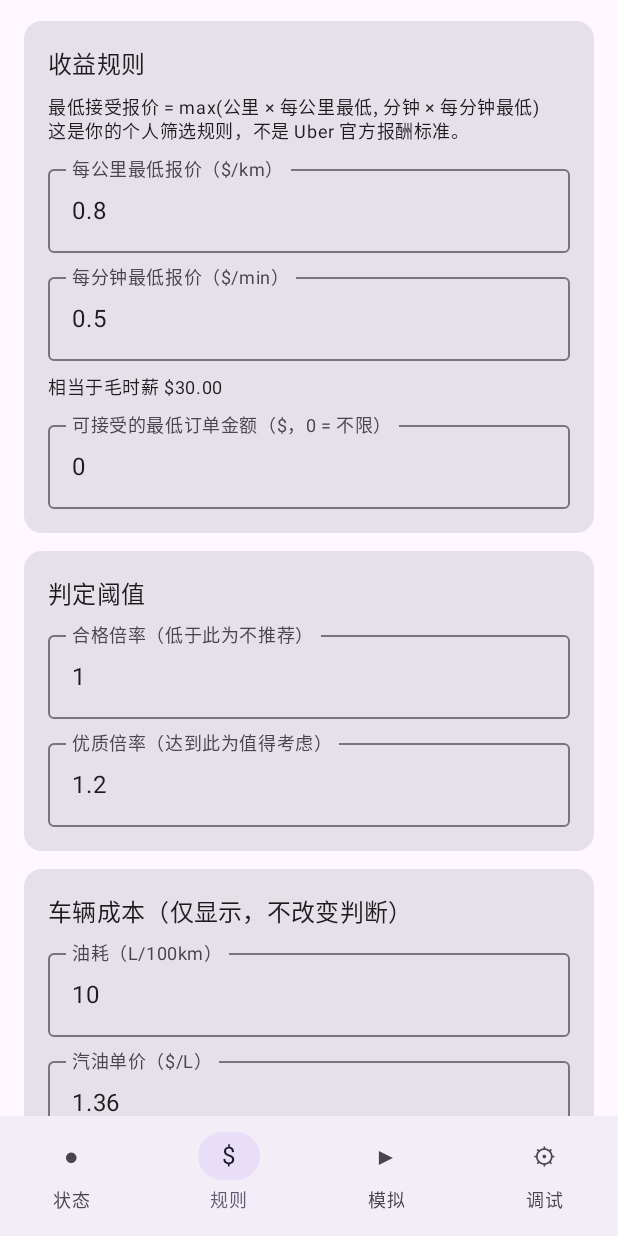
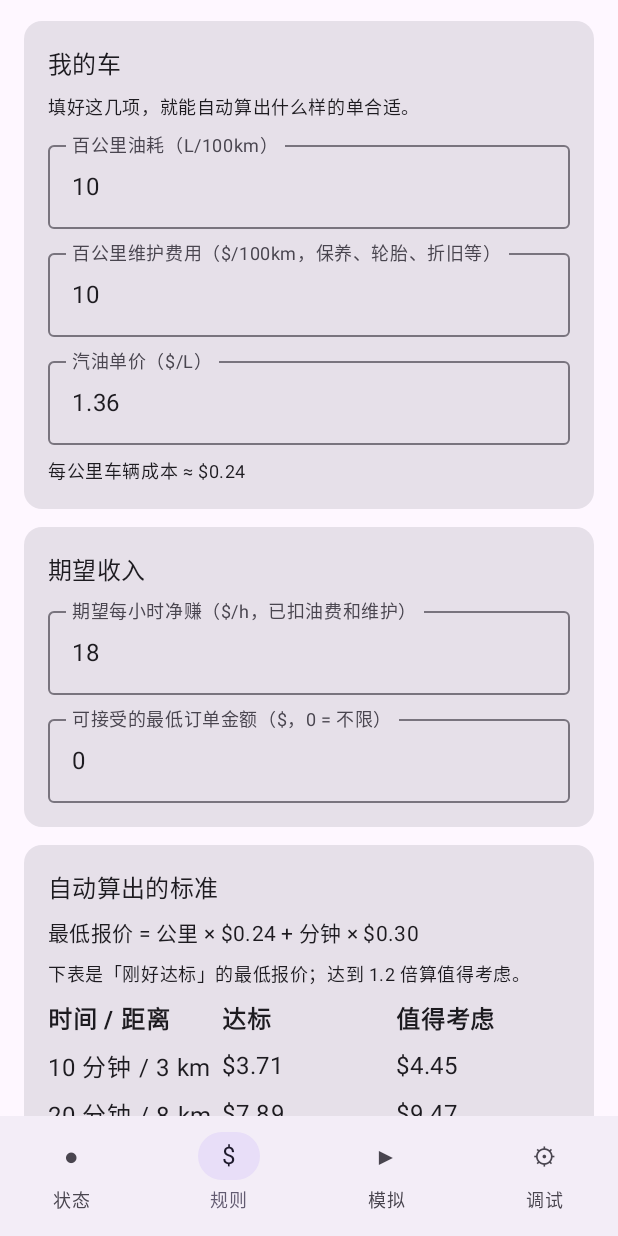
Before and after one commit to azureservertop-cell/FKUB-Filter-and-Kill-Underpaid-Bids, an Android app built with Jetpack Compose: the screen it shows after launch (MainActivity), item 2 of the bottom bar chosen, on a phone screen of 412 x 824 dp. Run offline under Robolectric (Android 15) with nearby library versions, the phone set to English and light mode, and no system bars.

Commit message:
Default rule: vehicle cost + target net hourly ($18/h)
Users enter fuel L/100km and maintenance $/100km; required offer =
km x vehicle cost/km + hours x target net hourly. Thresholds stay
adjustable; PRD per-km/per-minute rule kept as an advanced mode.

Co-Authored-By: Claude Opus 5.5 <noreply@anthropic.com>
Claude-Session: https://claude.ai/code/session_012XktF4B26VbyMWCGLDP6DG

```diff
--- a/app/src/main/java/com/offerpilot/app/settings/SettingsRepository.kt
+++ b/app/src/main/java/com/offerpilot/app/settings/SettingsRepository.kt
@@ -10,6 +10,7 @@ import androidx.datastore.preferences.core.intPreferencesKey
 import androidx.datastore.preferences.core.stringPreferencesKey
 import androidx.datastore.preferences.preferencesDataStore
 import com.offerpilot.core.rules.EvaluatorSettings
+import com.offerpilot.core.rules.RuleMode
 import kotlinx.coroutines.flow.Flow
 import kotlinx.coroutines.flow.map
 
@@ -25,7 +26,9 @@ class SettingsRepository(private val context: Context) {
         val passRatio = doublePreferencesKey("pass_ratio")
         val fuelL = doublePreferencesKey("fuel_l_per_100km")
         val fuelPrice = doublePreferencesKey("fuel_price")
-        val wear = doublePreferencesKey("wear_per_km")
+        val maintenance = doublePreferencesKey("maintenance_per_100km")
+        val mode = stringPreferencesKey("rule_mode")
+        val targetHourly = doublePreferencesKey("target_net_hourly")
         val outOfTown = booleanPreferencesKey("out_of_town_alert")
         val monitoring = booleanPreferencesKey("monitoring_enabled")
         val tts = booleanPreferencesKey("tts_enabled")
@@ -54,7 +57,9 @@ class SettingsRepository(private val context: Context) {
                 passRatio = this[K.passRatio] ?: e.passRatio,
                 fuelLitersPer100Km = this[K.fuelL] ?: e.fuelLitersPer100Km,
                 fuelPricePerLiter = this[K.fuelPrice] ?: e.fuelPricePerLiter,
-                wearPerKm = this[K.wear] ?: e.wearPerKm,
+                maintenancePer100Km = this[K.maintenance] ?: e.maintenancePer100Km,
+                mode = this[K.mode]?.let { runCatching { RuleMode.valueOf(it) }.getOrNull() } ?: e.mode,
+                targetNetHourly = this[K.targetHourly] ?: e.targetNetHourly,
                 outOfTownAlert = this[K.outOfTown] ?: e.outOfTownAlert,
             ),
             monitoringEnabled = this[K.monitoring] ?: d.monitoringEnabled,
@@ -83,7 +88,9 @@ class SettingsRepository(private val context: Context) {
             p[K.passRatio] = e.passRatio
             p[K.fuelL] = e.fuelLitersPer100Km
             p[K.fuelPrice] = e.fuelPricePerLiter
-            p[K.wear] = e.wearPerKm
+            p[K.maintenance] = e.maintenancePer100Km
+            p[K.mode] = e.mode.name
+            p[K.targetHourly] = e.targetNetHourly
             p[K.outOfTown] = e.outOfTownAlert
             p[K.monitoring] = n.monitoringEnabled
             p[K.tts] = n.ttsEnabled
--- a/app/src/main/java/com/offerpilot/app/ui/RulesScreen.kt
+++ b/app/src/main/java/com/offerpilot/app/ui/RulesScreen.kt
@@ -1,7 +1,9 @@
 package com.offerpilot.app.ui
 
 import androidx.compose.foundation.layout.Column
+import androidx.compose.foundation.layout.Row
 import androidx.compose.foundation.layout.fillMaxSize
+import androidx.compose.foundation.layout.fillMaxWidth
 import androidx.compose.foundation.layout.padding
 import androidx.compose.foundation.rememberScrollState
 import androidx.compose.foundation.verticalScroll
@@ -11,12 +13,15 @@ import androidx.compose.material3.Text
 import androidx.compose.runtime.Composable
 import androidx.compose.runtime.rememberCoroutineScope
 import androidx.compose.ui.Modifier
+import androidx.compose.ui.text.font.FontWeight
 import androidx.compose.ui.unit.dp
 import com.offerpilot.app.settings.AppSettings
 import com.offerpilot.app.settings.SettingsRepository
 import com.offerpilot.core.format.OfferMessages
 import com.offerpilot.core.rules.EvaluatorSettings
+import com.offerpilot.core.rules.RuleMode
 import kotlinx.coroutines.launch
+import java.util.Locale
 
 @Composable
 fun RulesScreen(s: AppSettings, repo: SettingsRepository, modifier: Modifier) {
@@ -25,26 +30,57 @@ fun RulesScreen(s: AppSettings, repo: SettingsRepository, modifier: Modifier) {
     fun upd(f: (EvaluatorSettings) -> EvaluatorSettings) = scope.launch { repo.update { it.copy(evaluator = f(it.evaluator)) } }
 
     Column(modifier.fillMaxSize().verticalScroll(rememberScrollState()).padding(horizontal = 16.dp, vertical = 8.dp)) {
-        Section("收益规则") {
-            Text(
-                "最低接受报价 = max(公里 × 每公里最低, 分钟 × 每分钟最低)\n这是你的个人筛选规则，不是 Uber 官方报酬标准。",
-                style = MaterialTheme.typography.bodySmall,
-            )
-            NumberField("每公里最低报价（$/km）", e.minPerKm, { v -> upd { it.copy(minPerKm = v) } })
-            NumberField("每分钟最低报价（$/min）", e.minPerMinute, { v -> upd { it.copy(minPerMinute = v) } })
-            Text("相当于毛时薪 ${OfferMessages.money(e.minPerMinute * 60)}", style = MaterialTheme.typography.bodySmall)
+        Section("我的车") {
+            Text("填好这几项，就能自动算出什么样的单合适。", style = MaterialTheme.typography.bodySmall)
+            NumberField("百公里油耗（L/100km）", e.fuelLitersPer100Km, { v -> upd { it.copy(fuelLitersPer100Km = v) } })
+            NumberField("百公里维护费用（$/100km，保养、轮胎、折旧等）", e.maintenancePer100Km, { v -> upd { it.copy(maintenancePer100Km = v) } })
+            NumberField("汽油单价（$/L）", e.fuelPricePerLiter, { v -> upd { it.copy(fuelPricePerLiter = v) } })
+            Text("每公里车辆成本 ≈ ${OfferMessages.money(e.vehicleCostPerKm)}", style = MaterialTheme.typography.bodySmall)
+        }
+
+        Section("期望收入") {
+            NumberField("期望每小时净赚（$/h，已扣油费和维护）", e.targetNetHourly, { v -> upd { it.copy(targetNetHourly = v) } }, valid = { it >= 0 })
             NumberField("可接受的最低订单金额（$，0 = 不限）", e.minOrderAmount, { v -> upd { it.copy(minOrderAmount = v) } })
         }
-        Section("判定阈值") {
+
+        Section("自动算出的标准") {
+            if (e.mode == RuleMode.NET_HOURLY) {
+                Text("最低报价 = 公里 × ${OfferMessages.money(e.vehicleCostPerKm)} + 分钟 × ${OfferMessages.money(e.netPerMinute)}", style = MaterialTheme.typography.bodyMedium)
+            } else {
+                Text("最低报价 = max(公里 × ${OfferMessages.money(e.minPerKm)}, 分钟 × ${OfferMessages.money(e.minPerMinute)})", style = MaterialTheme.typography.bodyMedium)
+            }
+            Text("下表是「刚好达标」的最低报价；达到 ${fmt(e.goodRatio)} 倍算值得考虑。", style = MaterialTheme.typography.bodySmall)
+            Row(Modifier.fillMaxWidth()) {
+                listOf("时间 / 距离", "达标", "值得考虑").forEach { Text(it, Modifier.weight(1f), fontWeight = FontWeight.Bold) }
+            }
+            EXAMPLES.forEach { (min, km) ->
+                val req = e.requiredFor(km, min)
+                Row(Modifier.fillMaxWidth()) {
+                    Text("${min.toInt()} 分钟 / ${km.toInt()} km", Modifier.weight(1f))
+                    Text(OfferMessages.money(req), Modifier.weight(1f))
+                    Text(OfferMessages.money(req * e.goodRatio), Modifier.weight(1f))
+                }
+            }
+        }
+
+        Section("推荐阈值（可手动调整）") {
+            Text("比值 = 报价 ÷ 最低报价", style = MaterialTheme.typography.bodySmall)
             NumberField("合格倍率（低于此为不推荐）", e.passRatio, { v -> upd { it.copy(passRatio = v) } }, valid = { it > 0 && it <= e.goodRatio })
             NumberField("优质倍率（达到此为值得考虑）", e.goodRatio, { v -> upd { it.copy(goodRatio = v) } }, valid = { it >= e.passRatio })
         }
-        Section("车辆成本（仅显示，不改变判断）") {
-            NumberField("油耗（L/100km）", e.fuelLitersPer100Km, { v -> upd { it.copy(fuelLitersPer100Km = v) } })
-            NumberField("汽油单价（$/L）", e.fuelPricePerLiter, { v -> upd { it.copy(fuelPricePerLiter = v) } })
-            NumberField("车辆磨损（$/km）", e.wearPerKm, { v -> upd { it.copy(wearPerKm = v) } })
-            Text("合计约 ${OfferMessages.money(e.vehicleCostPerKm)}/km", style = MaterialTheme.typography.bodySmall)
+
+        Section("高级：简单规则模式") {
+            SwitchRow(
+                "改用每公里 / 每分钟最低价", e.mode == RuleMode.PER_KM_PER_MINUTE,
+                { v -> upd { it.copy(mode = if (v) RuleMode.PER_KM_PER_MINUTE else RuleMode.NET_HOURLY) } },
+                "不按车辆成本计算，直接用 max(公里 × A, 分钟 × B)",
+            )
+            if (e.mode == RuleMode.PER_KM_PER_MINUTE) {
+                NumberField("每公里最低报价（$/km）", e.minPerKm, { v -> upd { it.copy(minPerKm = v) } })
+                NumberField("每分钟最低报价（$/min）", e.minPerMinute, { v -> upd { it.copy(minPerMinute = v) } })
+            }
         }
+
         Section("城外订单") {
             SwitchRow(
                 "启用城外订单提醒", e.outOfTownAlert, { v -> upd { it.copy(outOfTownAlert = v) } },
@@ -56,3 +92,7 @@ fun RulesScreen(s: AppSettings, repo: SettingsRepository, modifier: Modifier) {
         }
     }
 }
+
+private val EXAMPLES = listOf(10.0 to 3.0, 20.0 to 8.0, 30.0 to 15.0, 45.0 to 25.0, 60.0 to 40.0)
+
+private fun fmt(v: Double) = String.format(Locale.US, "%.2f", v).trimEnd('0').trimEnd('.')
--- a/core/src/main/kotlin/com/offerpilot/core/model/Evaluation.kt
+++ b/core/src/main/kotlin/com/offerpilot/core/model/Evaluation.kt
@@ -30,6 +30,8 @@ data class EvaluationResult(
     val vehicleCost: Double?,
     /** 报价 - 车辆成本，仅展示用。 */
     val netAfterVehicleCost: Double?,
+    /** 预计净时薪 =（报价 - 车辆成本）/ 小时（含返程时间）。 */
+    val netHourly: Double? = null,
     /** 报价低于用户设置的最低订单金额。 */
     val belowMinimumOrder: Boolean = false,
     val unknownReasons: List<UnknownReason> = emptyList(),
--- a/core/src/main/kotlin/com/offerpilot/core/rules/EvaluatorSettings.kt
+++ b/core/src/main/kotlin/com/offerpilot/core/rules/EvaluatorSettings.kt
@@ -1,10 +1,27 @@
 package com.offerpilot.core.rules
+
+/** 计算模式。 */
+enum class RuleMode {
+    /**
+     * 默认：车辆成本 + 目标净时薪。
+     * 最低报价 = 公里 × 每公里车辆成本 + 小时 × 目标净时薪
+     * 用户只需填油耗、油价、每百公里维护费和期望净时薪。
+     */
+    NET_HOURLY,
+
+    /** PRD 3.1 的简单规则：max(公里 × 每公里最低, 分钟 × 每分钟最低)。 */
+    PER_KM_PER_MINUTE,
+}
 
 /**
  * 用户可配置的个人筛选规则（PRD 3.1 / 3.4）。不是 Uber 官方报酬标准。
  * 单位：加元、公里、分钟。
  */
 data class EvaluatorSettings(
+    val mode: RuleMode = RuleMode.NET_HOURLY,
+    /** 期望每小时净赚（扣除油费和维护费后）。 */
+    val targetNetHourly: Double = 18.0,
+    /** 简单规则模式用。 */
     val minPerKm: Double = 0.80,
     val minPerMinute: Double = 0.50,
     /** 可接受的最低订单金额，0 表示不限制。 */
@@ -15,7 +32,8 @@ data class EvaluatorSettings(
     val passRatio: Double = 1.0,
     val fuelLitersPer100Km: Double = 10.0,
     val fuelPricePerLiter: Double = 1.36,
-    val wearPerKm: Double = 0.10,
+    /** 每百公里维护 / 车损费用（保养、轮胎、折旧等）。 */
+    val maintenancePer100Km: Double = 10.0,
     /** 低于此置信度不给出结论。 */
     val minConfidence: Float = 0.6f,
     /** 订单数据超过此毫秒数视为过期。 */
@@ -29,5 +47,14 @@ data class EvaluatorSettings(
     val maxPlausibleSpeedKmh: Double = 130.0,
 ) {
     val vehicleCostPerKm: Double
-        get() = fuelLitersPer100Km / 100.0 * fuelPricePerLiter + wearPerKm
+        get() = (fuelLitersPer100Km * fuelPricePerLiter + maintenancePer100Km) / 100.0
+
+    /** 目标净时薪折算成每分钟。 */
+    val netPerMinute: Double get() = targetNetHourly / 60.0
+
+    /** 给定公里和分钟，达到目标所需的最低报价（仅用当前模式公式，不做校验）。 */
+    fun requiredFor(km: Double, minutes: Double): Double = when (mode) {
+        RuleMode.NET_HOURLY -> km * vehicleCostPerKm + minutes * netPerMinute
+        RuleMode.PER_KM_PER_MINUTE -> kotlin.math.max(km * minPerKm, minutes * minPerMinute)
+    }
 }
```
Also changed, not shown: core/src/main/kotlin/com/offerpilot/core/format/OfferMessages.kt (+6 -3 lines), core/src/main/kotlin/com/offerpilot/core/rules/OfferEvaluator.kt (+20 -5 lines), 4 other files.
